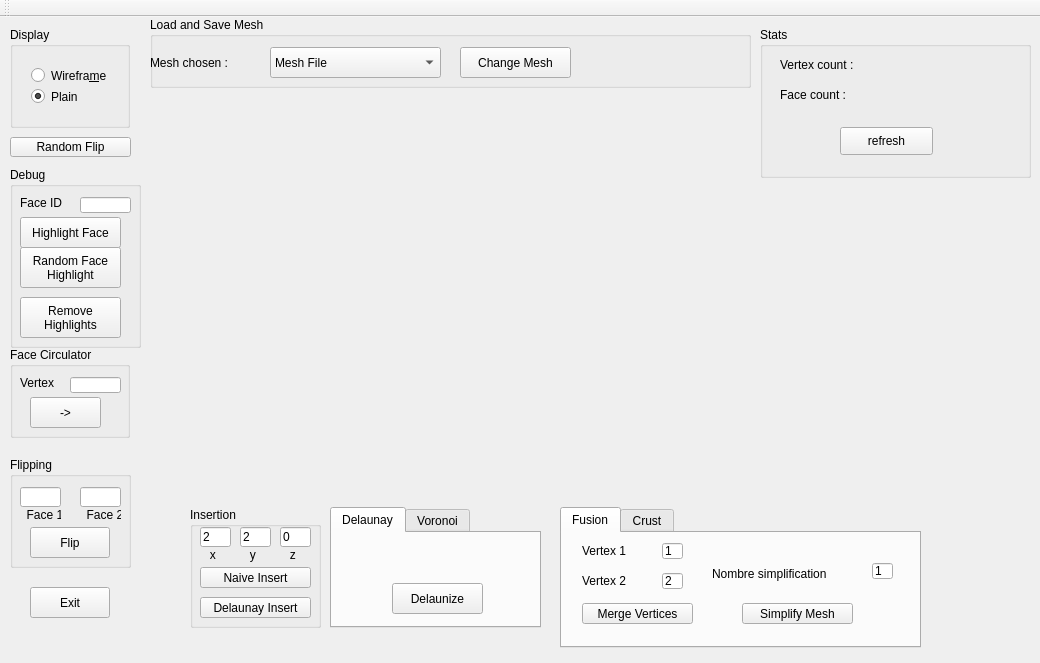
First picture: the form in mainwindow.ui, repository Aros69/MeshComputation, before the edit.
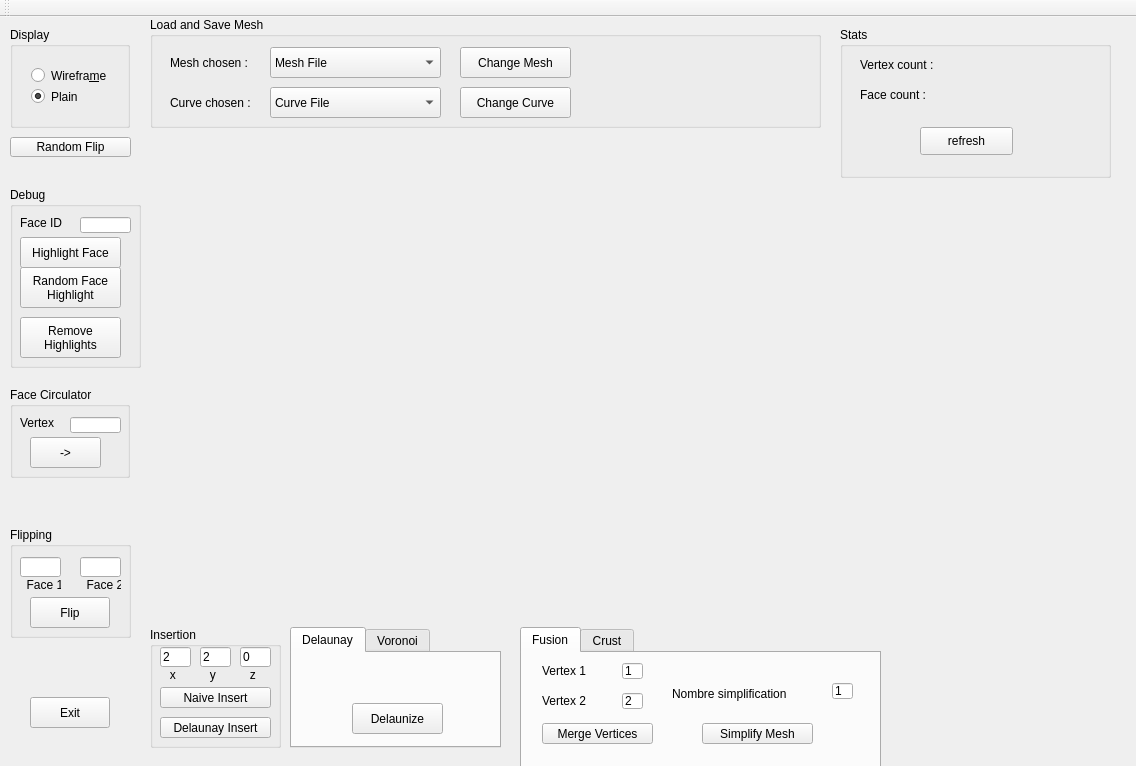
Second picture: the form after the edit. Custom widgets are drawn as their Qt base class.

Commit message: Added curve reader + crust fix

The edit to the form file:
```diff
--- a/mainwindow.ui
+++ b/mainwindow.ui
@@ -6,8 +6,8 @@
    <rect>
     <x>0</x>
     <y>0</y>
-    <width>1040</width>
-    <height>663</height>
+    <width>1136</width>
+    <height>766</height>
    </rect>
   </property>
   <property name="windowTitle">
@@ -24,9 +24,9 @@
     <property name="geometry">
      <rect>
       <x>150</x>
-      <y>80</y>
-      <width>601</width>
-      <height>401</height>
+      <y>120</y>
+      <width>681</width>
+      <height>481</height>
      </rect>
     </property>
    </widget>
@@ -34,7 +34,7 @@
     <property name="geometry">
      <rect>
       <x>30</x>
-      <y>570</y>
+      <y>680</y>
       <width>80</width>
       <height>31</height>
      </rect>
@@ -102,7 +102,7 @@
     <property name="geometry">
      <rect>
       <x>10</x>
-      <y>330</y>
+      <y>370</y>
       <width>120</width>
       <height>91</height>
      </rect>
@@ -150,8 +150,8 @@
    <widget class="QGroupBox" name="groupBox_3">
     <property name="geometry">
      <rect>
-      <x>190</x>
-      <y>490</y>
+      <x>150</x>
+      <y>610</y>
       <width>131</width>
       <height>121</height>
      </rect>
@@ -267,8 +267,8 @@
    <widget class="QTabWidget" name="tabWidget">
     <property name="geometry">
      <rect>
-      <x>330</x>
-      <y>490</y>
+      <x>290</x>
+      <y>610</y>
       <width>211</width>
       <height>121</height>
      </rect>
@@ -330,7 +330,7 @@
     <property name="geometry">
      <rect>
       <x>10</x>
-      <y>150</y>
+      <y>170</y>
       <width>131</width>
       <height>181</height>
      </rect>
@@ -410,7 +410,7 @@
     <property name="geometry">
      <rect>
       <x>10</x>
-      <y>440</y>
+      <y>510</y>
       <width>121</width>
       <height>111</height>
      </rect>
@@ -481,8 +481,8 @@
    <widget class="QTabWidget" name="tabWidget_2">
     <property name="geometry">
      <rect>
-      <x>560</x>
-      <y>490</y>
+      <x>520</x>
+      <y>610</y>
       <width>361</width>
       <height>141</height>
      </rect>
@@ -634,7 +634,7 @@
    <widget class="QGroupBox" name="groupBox_6">
     <property name="geometry">
      <rect>
-      <x>760</x>
+      <x>840</x>
       <y>10</y>
       <width>271</width>
       <height>151</height>
@@ -714,8 +714,8 @@
      <rect>
       <x>150</x>
       <y>0</y>
-      <width>601</width>
-      <height>71</height>
+      <width>671</width>
+      <height>111</height>
      </rect>
     </property>
     <property name="title">
@@ -772,9 +772,9 @@
     <widget class="QLabel" name="label_7">
      <property name="geometry">
       <rect>
-       <x>0</x>
+       <x>20</x>
        <y>30</y>
-       <width>111</width>
+       <width>91</width>
        <height>31</height>
       </rect>
      </property>
@@ -782,6 +782,55 @@
       <string>Mesh chosen :</string>
      </property>
     </widget>
+    <widget class="QLabel" name="label_9">
+     <property name="geometry">
+      <rect>
+       <x>20</x>
+       <y>70</y>
+       <width>91</width>
+       <height>31</height>
+      </rect>
+     </property>
+     <property name="text">
+      <string>Curve chosen :</string>
+     </property>
+    </widget>
+    <widget class="QComboBox" name="curveFile">
+     <property name="geometry">
+      <rect>
+       <x>120</x>
+       <y>70</y>
+       <width>171</width>
+       <height>31</height>
+      </rect>
+     </property>
+     <property name="currentText">
+      <string>Curve File</string>
+     </property>
+     <item>
+      <property name="text">
+       <string>Curve File</string>
+      </property>
+     </item>
+     <item>
+      <property name="text">
+       <string>curve_01.cv</string>
+      </property>
+     </item>
+    </widget>
+    <widget class="QPushButton" name="change_Curve">
+     <property name="geometry">
+      <rect>
+       <x>310</x>
+       <y>70</y>
+       <width>111</width>
+       <height>31</height>
+      </rect>
+     </property>
+     <property name="text">
+      <string>Change Curve</string>
+     </property>
+    </widget>
    </widget>
    <zorder>LoadSaveMesh</zorder>
    <zorder>widget</zorder>
```
The commit also changes 10 other files.
